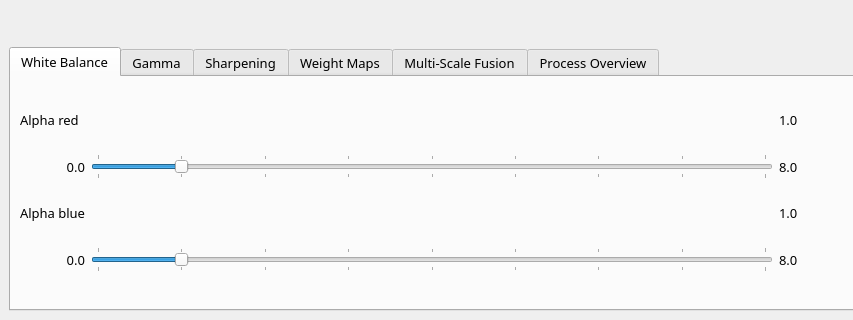
Before: the Qt Designer form image1.ui in ajudge00/underwater_comparator, drawn with Qt 5; both pictures show x 0 to 853 and y 535 to 855 of the 1293 by 855 pixel window.
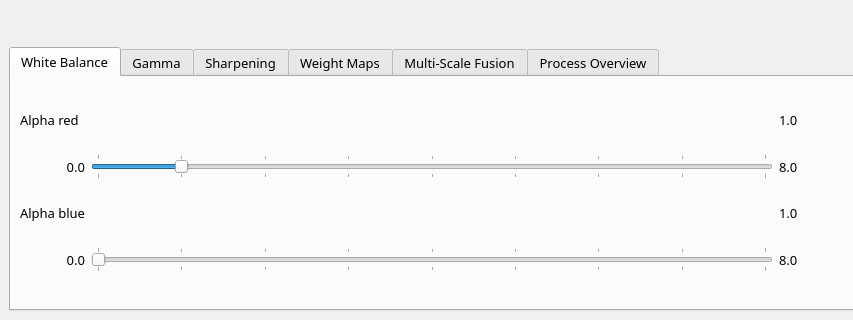
After: the same form once the commit is applied. The open tabs and pages were chosen to show the change.

Commit message: gray world added

The edit to the form file:
```diff
--- a/image1.ui
+++ b/image1.ui
@@ -229,7 +229,7 @@
              <number>80</number>
             </property>
             <property name="value">
-             <number>10</number>
+             <number>0</number>
             </property>
             <property name="orientation">
              <enum>Qt::Horizontal</enum>
```
Left out of the diff: 2 changed lines with no effect on the pictures. The commit also changes 2 other files.
